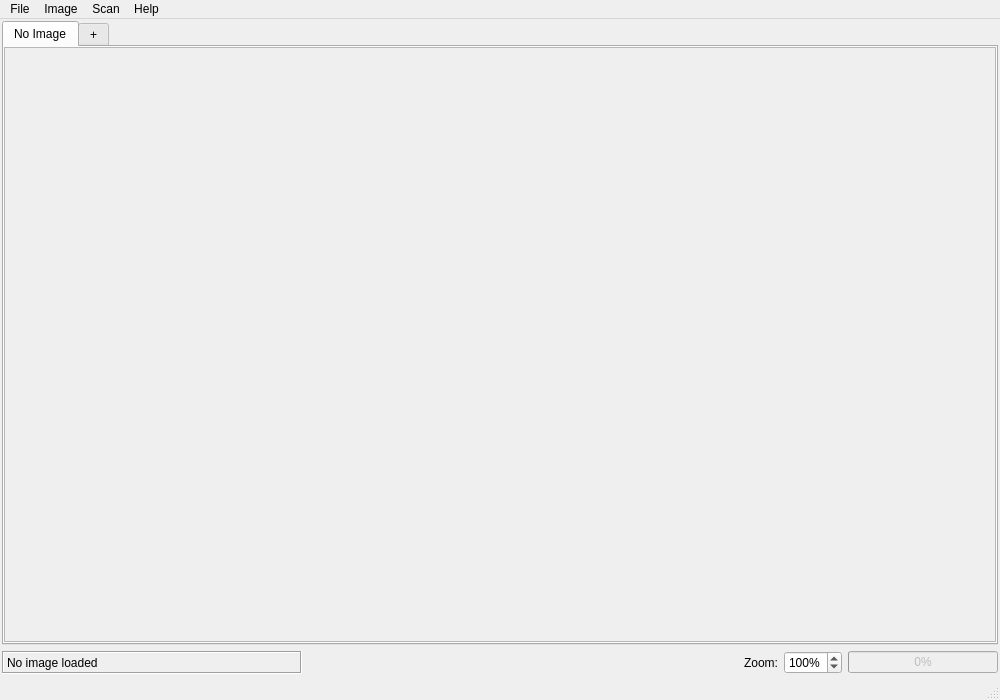
Before: the Qt Designer form devel/displot.ui in bjstarosta/displot, drawn with Qt 5.
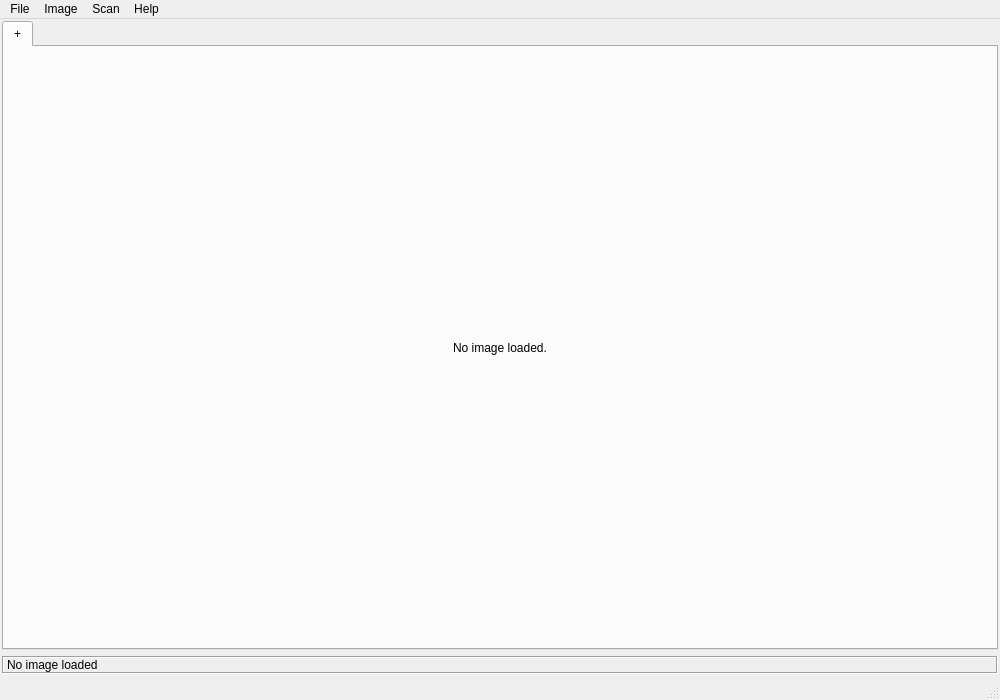
After: the same form once the commit is applied.

Patch:
```diff
--- a/devel/displot.ui
+++ b/devel/displot.ui
@@ -25,8 +25,11 @@
   <property name="documentMode">
    <bool>false</bool>
   </property>
-  <widget class="QWidget" name="centralwidget">
-   <layout class="QVBoxLayout" name="verticalLayout">
+  <property name="tabShape">
+   <enum>QTabWidget::Rounded</enum>
+  </property>
+  <widget class="QWidget" name="centralWidget">
+   <layout class="QVBoxLayout" name="centralWidgetLayout">
     <property name="leftMargin">
      <number>2</number>
     </property>
@@ -41,41 +44,15 @@
     </property>
     <item>
      <widget class="QTabWidget" name="tabWidget">
+      <property name="tabPosition">
+       <enum>QTabWidget::North</enum>
+      </property>
+      <property name="tabShape">
+       <enum>QTabWidget::Rounded</enum>
+      </property>
       <property name="currentIndex">
        <number>0</number>
       </property>
-      <widget class="QWidget" name="imageTab">
-       <property name="enabled">
-        <bool>true</bool>
-       </property>
-       <attribute name="title">
-        <string>No Image</string>
-       </attribute>
-       <layout class="QGridLayout" name="gridLayout">
-        <property name="leftMargin">
-         <number>0</number>
-        </property>
-        <property name="topMargin">
-         <number>0</number>
-        </property>
-        <property name="rightMargin">
-         <number>0</number>
-        </property>
-        <property name="bottomMargin">
-         <number>1</number>
-        </property>
-        <item row="0" column="0">
-         <widget class="QGraphicsView" name="graphicsView">
-          <property name="enabled">
-           <bool>false</bool>
-          </property>
-          <property name="frameShadow">
-           <enum>QFrame::Sunken</enum>
-          </property>
-         </widget>
-        </item>
-       </layout>
-      </widget>
       <widget class="QWidget" name="openTab">
        <attribute name="title">
         <string>+</string>
@@ -100,7 +77,7 @@
       <item>
        <widget class="QLabel" name="imageInfo">
         <property name="sizePolicy">
-         <sizepolicy hsizetype="Fixed" vsizetype="Preferred">
+         <sizepolicy hsizetype="Preferred" vsizetype="Preferred">
           <horstretch>0</horstretch>
           <verstretch>0</verstretch>
          </sizepolicy>
@@ -122,73 +99,6 @@
         </property>
        </widget>
       </item>
-      <item>
-       <spacer name="horizontalSpacer">
-        <property name="orientation">
-         <enum>Qt::Horizontal</enum>
-        </property>
-        <property name="sizeHint" stdset="0">
-         <size>
-          <width>40</width>
-          <height>20</height>
-         </size>
-        </property>
-       </spacer>
-      </item>
-      <item>
-       <widget class="QLabel" name="zoomLabel">
-        <property name="text">
-         <string>Zoom:</string>
-        </property>
-       </widget>
-      </item>
-      <item>
-       <widget class="QSpinBox" name="zoomCtrl">
-        <property name="toolTip">
-         <string/>
-        </property>
-        <property name="statusTip">
-         <string/>
-        </property>
-        <property name="suffix">
-         <string>%</string>
-        </property>
-        <property name="prefix">
-         <string/>
-        </property>
-        <property name="minimum">
-         <number>5</number>
-        </property>
-        <property name="maximum">
-         <number>400</number>
-        </property>
-        <property name="value">
-         <number>100</number>
-        </property>
-       </widget>
-      </item>
-      <item>
-       <widget class="QProgressBar" name="progressBar">
-        <property name="enabled">
-         <bool>false</bool>
-        </property>
-        <property name="sizePolicy">
-         <sizepolicy hsizetype="Fixed" vsizetype="Fixed">
-          <horstretch>0</horstretch>
-          <verstretch>0</verstretch>
-         </sizepolicy>
-        </property>
-        <property name="minimumSize">
-         <size>
-          <width>150</width>
-          <height>0</height>
-         </size>
-        </property>
-        <property name="value">
-         <number>0</number>
-        </property>
-       </widget>
-      </item>
      </layout>
     </item>
    </layout>
```
Left out of the diff: 25 changed lines with no effect on the pictures.
